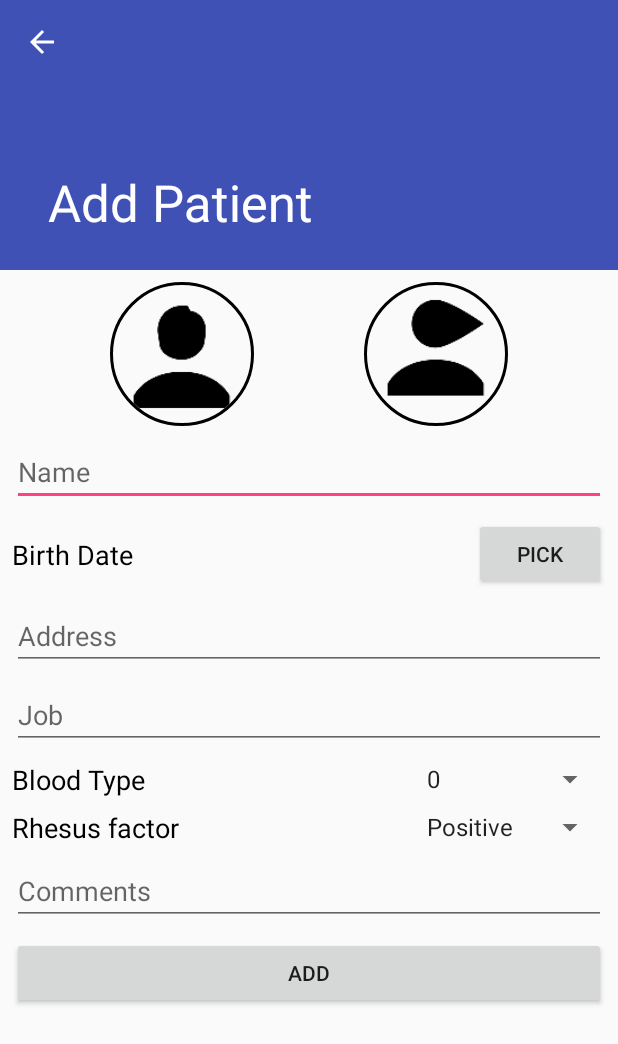
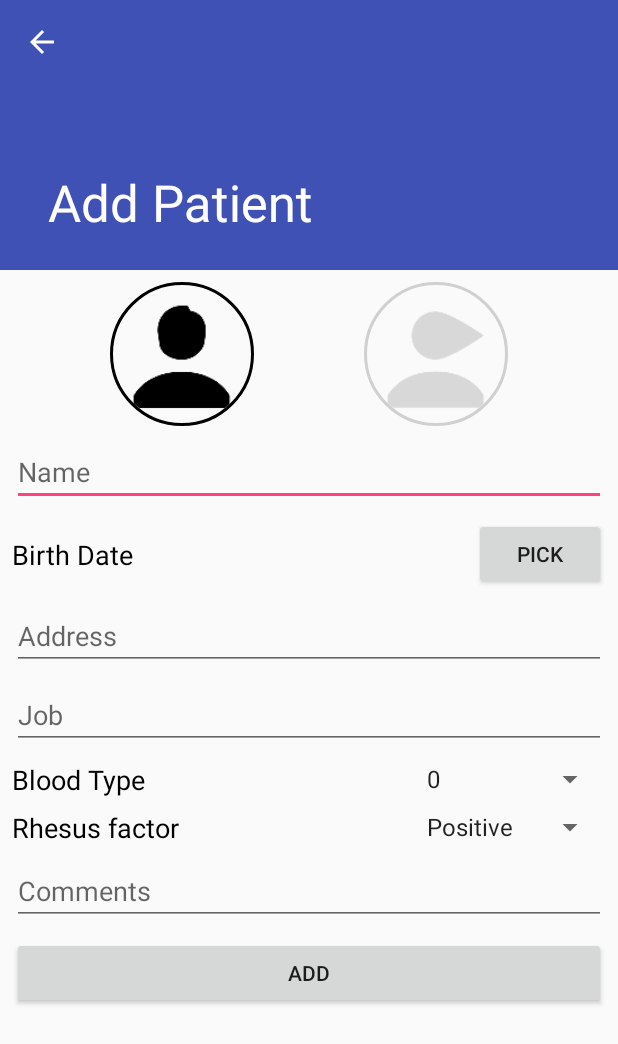
Before and after one commit to belogurow/CourseWork-Database, an Android app: the ActivityAddPatient screen opened directly, with no data from a screen before it, on a phone screen of 412 x 824 dp. Shown: the top 1044 px of the screen. Run offline under Robolectric (Android 15) with nearby library versions, the phone set to English and light mode, and no system bars; our stand-ins replace CircleImageView.

Commit message:
Added methods for adding a new patient

```diff
--- a/app/src/main/java/com/alexbelogurow/dbcoursework/Activity/ActivityAddPatient.java
+++ b/app/src/main/java/com/alexbelogurow/dbcoursework/Activity/ActivityAddPatient.java
@@ -1,44 +1,152 @@
 package com.alexbelogurow.dbcoursework.Activity;
 
-import android.app.DatePickerDialog;
 import android.os.Bundle;
-import android.support.design.widget.FloatingActionButton;
+import android.support.design.widget.CoordinatorLayout;
 import android.support.design.widget.Snackbar;
 import android.support.v4.app.DialogFragment;
 import android.support.v7.app.AppCompatActivity;
 import android.support.v7.widget.Toolbar;
+import android.util.Log;
 import android.view.View;
 import android.widget.Button;
-import android.widget.DatePicker;
+import android.widget.EditText;
+import android.widget.Spinner;
 import android.widget.TextView;
 
+import com.alexbelogurow.dbcoursework.DataBase.DBHandler;
+import com.alexbelogurow.dbcoursework.Model.Patient;
+import com.alexbelogurow.dbcoursework.Model.Person;
 import com.alexbelogurow.dbcoursework.R;
+
+import java.util.ArrayList;
+import java.util.List;
+
+import de.hdodenhof.circleimageview.CircleImageView;
 
 public class ActivityAddPatient extends AppCompatActivity {
 
+    private Toolbar mToolbar;
     private TextView mBirthDate;
+    private List<CircleImageView> mImageViewListGender;
+    private EditText mEditTextPatientName,
+            mEditTextPatientLocation,
+            mEditTextPatientJob,
+            mEditTextPatientComments;
+    private Spinner mSpinnerBloodType,
+            mSpinnerRhFactor;
 
-    private Button mPickBirthDate;
+    private Button mButtonPickBirthDate,
+            mButtonAddPatient;
+
+    private CoordinatorLayout mCoordinatorLayout;
+
+    private int numberOfCurImage = 0;
+
     @Override
     protected void onCreate(Bundle savedInstanceState) {
         super.onCreate(savedInstanceState);
         setContentView(R.layout.activity_add_patient);
 
-        mBirthDate = (TextView) findViewById(R.id.textViewPatientDate);
-        mPickBirthDate = (Button) findViewById(R.id.buttonPatientPickDate);
+        initializeFields();
 
-        Toolbar toolbar = (Toolbar) findViewById(R.id.toolbarAddPatient);
-        setSupportActionBar(toolbar);
 
+        setSupportActionBar(mToolbar);
         getSupportActionBar().setDisplayHomeAsUpEnabled(true);
 
-        mPickBirthDate.setOnClickListener(new View.OnClickListener() {
+        mButtonPickBirthDate.setOnClickListener(new View.OnClickListener() {
             @Override
             public void onClick(View v) {
                 DialogFragment dateDialog = new com.alexbelogurow.dbcoursework.Fragment.DatePicker();
                 dateDialog.show(getSupportFragmentManager(), "datePicker");
             }
         });
+
+        mButtonAddPatient.setOnClickListener(new View.OnClickListener() {
+            @Override
+            public void onClick(View v) {
+                Person person = new Person(
+                        mEditTextPatientName.getText().toString(),
+                        mBirthDate.getText().toString(),
+                        numberOfCurImage == 0 ? "Male" : "Female");
+
+                Patient patient = new Patient(
+                        mSpinnerBloodType.getSelectedItem().toString(),
+                        mSpinnerRhFactor.getSelectedItem().toString(),
+                        mEditTextPatientLocation.getText().toString(),
+                        mEditTextPatientJob.getText().toString(),
+                        mEditTextPatientComments.getText().toString());
+
+                Snackbar snackbar = Snackbar
+                        .make(mCoordinatorLayout, "New Patient was added", Snackbar.LENGTH_SHORT);
+                snackbar.show();
+
+                DBHandler dbHandler = new DBHandler(getApplicationContext());
+
+                dbHandler.addPatient(patient, person);
+                Log.d(Log.DEBUG + "", dbHandler.getAllPatients().toString());
+                dbHandler.close();
+                snackbar.addCallback(new Snackbar.Callback() {
+                    @Override
+                    public void onDismissed(Snackbar transientBottomBar, int event) {
+                        super.onDismissed(transientBottomBar, event);
+
+                        onBackPressed();
+                    }
+                });
+
+            }
+        });
     }
 
+    private void initializeFields() {
+        mBirthDate = (TextView) findViewById(R.id.textViewPatientDate);
+        mEditTextPatientName = (EditText) findViewById(R.id.editTextPatientName);
+        mEditTextPatientLocation = (EditText) findViewById(R.id.editTextPatientLocation);
+        mEditTextPatientJob = (EditText) findViewById(R.id.editTextPatientJob);
+        mEditTextPatientComments = (EditText) findViewById(R.id.editTextPatientComments);
+
+        mButtonPickBirthDate = (Button) findViewById(R.id.buttonPatientPickDate);
+        mButtonAddPatient = (Button) findViewById(R.id.buttonAddPatient);
+
+        mSpinnerBloodType = (Spinner) findViewById(R.id.spinnerBloodType);
+        mSpinnerRhFactor = (Spinner) findViewById(R.id.spinnerRhFactor);
+
+        mImageViewListGender = new ArrayList<>();
+        mImageViewListGender.add((CircleImageView) findViewById(R.id.imageViewPatientMale));
+        mImageViewListGender.add((CircleImageView) findViewById(R.id.imageViewPatientFemale));
+
+        mImageViewListGender.get(0).setTag(0);
+        mImageViewListGender.get(1).setTag(1);
+
+        mToolbar = (Toolbar) findViewById(R.id.toolbarAddPatient);
+        mCoordinatorLayout = (CoordinatorLayout) findViewById(R.id.coordLayoutAddPatient);
+    }
+
+    public void onClickImage(View view) {
+        int numberOfClicked = (int) view.getTag();
+        if (numberOfCurImage != numberOfClicked) {
+            numberOfCurImage = numberOfClicked;
+
+            int numberOfSecondImage = Math.abs(numberOfCurImage - 1);
+
+            if (numberOfCurImage == 0) {
+                mImageViewListGender.get(0).setImageResource(R.drawable.ic_patient_male_on);
+                mImageViewListGender.get(1).setImageResource(R.drawable.ic_patient_female_off);
+            }
+
+            if (numberOfCurImage == 1) {
+                mImageViewListGender.get(1).setImageResource(R.drawable.ic_patient_female_on);
+                mImageViewListGender.get(0).setImageResource(R.drawable.ic_patient_male_off);
+            }
+
+            mImageViewListGender.get(numberOfCurImage).
+                    setBorderColorResource(R.color.colorBorderOn);
+            mImageViewListGender.get(numberOfSecondImage).
+                    setBorderColorResource(R.color.colorBorderOff);
+
+
+        }
+    }
+
+
 }
--- a/app/src/main/java/com/alexbelogurow/dbcoursework/Adapter/PatientAdapter.java
+++ b/app/src/main/java/com/alexbelogurow/dbcoursework/Adapter/PatientAdapter.java
@@ -29,6 +29,11 @@ public class PatientAdapter extends RecyclerView.Adapter<PatientAdapter.PatientV
         this.context = context;
     }
 
+    public void updateList(List<Patient> newPatientList) {
+        patientList = newPatientList;
+        notifyDataSetChanged();
+    }
+
     public static class PatientViewHolder extends RecyclerView.ViewHolder {
         private CardView mCardView;
         private TextView mTextViewPatientInfo;
@@ -40,6 +45,7 @@ public class PatientAdapter extends RecyclerView.Adapter<PatientAdapter.PatientV
             mTextViewPatientInfo = (TextView) itemView.findViewById(R.id.textViewPatientInfo);
         }
     }
+
 
     @Override
     public PatientViewHolder onCreateViewHolder(ViewGroup parent, int viewType) {
--- a/app/src/main/java/com/alexbelogurow/dbcoursework/DataBase/DBHandler.java
+++ b/app/src/main/java/com/alexbelogurow/dbcoursework/DataBase/DBHandler.java
@@ -99,6 +99,8 @@ public class DBHandler extends SQLiteOpenHelper {
 
 
 
+
+
     // =======================================================================
     // Work with TABLE_PATIENT
     // =======================================================================
@@ -116,7 +118,9 @@ public class DBHandler extends SQLiteOpenHelper {
         patientValues.put(KEY_COMMENTS, patient.getComments());
 
         db.insert(TABLE_PATIENT, null, patientValues);
+        db.close();
 
+        Log.d("ADD", patient.toString());
     }
 
     public List<Patient> getAllPatients() {
@@ -138,7 +142,7 @@ public class DBHandler extends SQLiteOpenHelper {
                         cursor.getString(6));                   // KEY_COMMENTS
                 patientList.add(patient);
 
-                Log.d("ADD", patient.toString());
+                //Log.d("ADD", patient.toString());
             } while (cursor.moveToNext());
         }
 
--- a/app/src/main/java/com/alexbelogurow/dbcoursework/Fragment/DatePicker.java
+++ b/app/src/main/java/com/alexbelogurow/dbcoursework/Fragment/DatePicker.java
@@ -47,6 +47,6 @@ public class DatePicker extends DialogFragment
     @Override
     public void onDateSet(android.widget.DatePicker view, int year, int month, int dayOfMonth) {
         TextView textViewDate = (TextView) getActivity().findViewById(R.id.textViewPatientDate);
-        textViewDate.setText(dayOfMonth + "-" + month + "-" + year);
+        textViewDate.setText(dayOfMonth + "/" + month + "/" + year);
     }
 }
--- a/app/src/main/res/layout/activity_add_patient.xml
+++ b/app/src/main/res/layout/activity_add_patient.xml
@@ -5,7 +5,8 @@
     android:layout_width="match_parent"
     android:layout_height="match_parent"
     android:fitsSystemWindows="true"
-    tools:context="com.alexbelogurow.dbcoursework.Activity.ActivityAddPatient">
+    tools:context="com.alexbelogurow.dbcoursework.Activity.ActivityAddPatient"
+    android:id="@+id/coordLayoutAddPatient">
 
     <android.support.design.widget.AppBarLayout
         android:id="@+id/app_bar"
--- a/app/src/main/res/layout/content_activity_add_patient.xml
+++ b/app/src/main/res/layout/content_activity_add_patient.xml
@@ -34,26 +34,28 @@
             android:id="@+id/imageViewPatientMale"
             android:layout_width="96dp"
             android:layout_height="96dp"
-            android:src="@drawable/ic_patient_male"
+            android:src="@drawable/ic_patient_male_on"
             app:civ_border_width="2dp"
             app:civ_border_color="#FF000000"
             app:layout_constraintTop_toTopOf="parent"
             app:layout_constraintLeft_toLeftOf="parent"
             app:layout_constraintRight_toLeftOf="@+id/imageViewPatientFemale"
-            android:layout_marginTop="8dp" />
+            android:layout_marginTop="8dp"
+            android:onClick="onClickImage"/>
 
         <de.hdodenhof.circleimageview.CircleImageView
             xmlns:app="http://schemas.android.com/apk/res-auto"
             android:id="@+id/imageViewPatientFemale"
             android:layout_width="96dp"
             android:layout_height="96dp"
-            android:src="@drawable/ic_patient_female"
+            android:src="@drawable/ic_patient_female_off"
             app:civ_border_width="2dp"
-            app:civ_border_color="#FF000000"
+            app:civ_border_color="#d0d0d0"
             app:layout_constraintTop_toTopOf="parent"
             android:layout_marginTop="8dp"
             app:layout_constraintLeft_toRightOf="@+id/imageViewPatientMale"
-            app:layout_constraintRight_toRightOf="parent" />
+            app:layout_constraintRight_toRightOf="parent"
+            android:onClick="onClickImage"/>
 
         <TextView
             android:id="@+id/textViewPatientDate"
@@ -86,7 +88,7 @@
             android:layout_marginEnd="8dp" />
 
         <EditText
-            android:id="@+id/editTextPatientAddress"
+            android:id="@+id/editTextPatientLocation"
             android:layout_width="0dp"
             android:layout_height="wrap_content"
             android:layout_marginLeft="8dp"
@@ -114,7 +116,7 @@
             app:layout_constraintHorizontal_bias="0.0"
             app:layout_constraintLeft_toLeftOf="parent"
             app:layout_constraintRight_toRightOf="parent"
-            app:layout_constraintTop_toBottomOf="@+id/editTextPatientAddress"
+            app:layout_constraintTop_toBottomOf="@+id/editTextPatientLocation"
             android:layout_marginStart="8dp"
             android:layout_marginEnd="8dp" />
 
@@ -165,7 +167,7 @@
             app:layout_constraintTop_toBottomOf="@+id/spinnerBloodType" />
 
         <EditText
-            android:id="@+id/editTextComments"
+            android:id="@+id/editTextPatientComments"
             android:layout_width="0dp"
             android:layout_height="wrap_content"
             android:layout_marginLeft="8dp"
@@ -188,7 +190,7 @@
             android:text="Add"
             app:layout_constraintLeft_toLeftOf="parent"
             app:layout_constraintRight_toRightOf="parent"
-            app:layout_constraintTop_toBottomOf="@+id/editTextComments" />
+            app:layout_constraintTop_toBottomOf="@+id/editTextPatientComments" />
 
     </android.support.constraint.ConstraintLayout>
 </android.support.v4.widget.NestedScrollView>
--- a/app/src/main/res/values/colors.xml
+++ b/app/src/main/res/values/colors.xml
@@ -3,4 +3,7 @@
     <color name="colorPrimary">#3F51B5</color>
     <color name="colorPrimaryDark">#303F9F</color>
     <color name="colorAccent">#FF4081</color>
+
+    <color name="colorBorderOff">#d0d0d0</color>
+    <color name="colorBorderOn">#000000</color>
 </resources>
```
Also changed, not shown: app/src/main/java/com/alexbelogurow/dbcoursework/Activity/ActivityPatient.java (+8 -6 lines), app/src/main/res/drawable-xxhdpi/ic_patient_female_off.png (added), app/src/main/res/drawable-xxhdpi/ic_patient_female_on.png (added), app/src/main/res/drawable-xxhdpi/ic_patient_male_off.png (added), app/src/main/res/drawable-xxhdpi/ic_patient_male_on.png (added).
